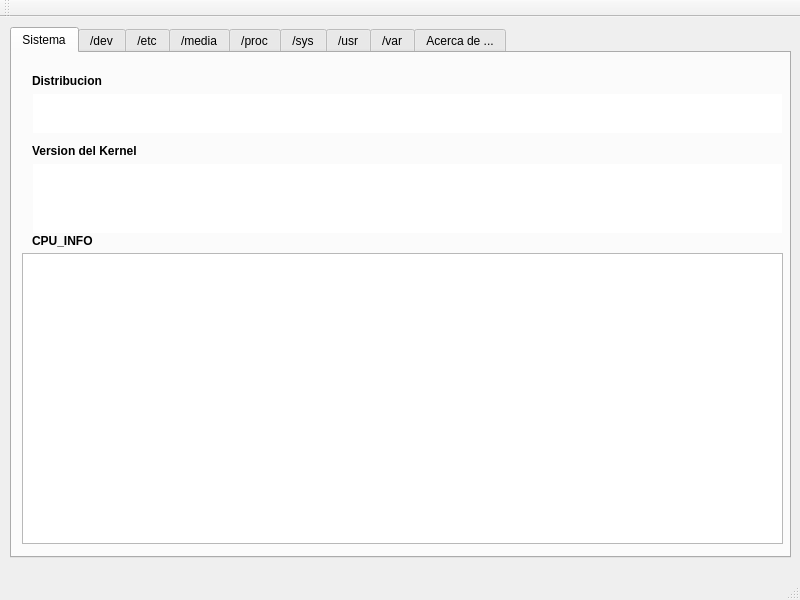
Old version of the form proyectos/Penserbjorne/MonitorSistema/MonitorSistema_Aplicacion/mainwindow.ui in the repository gwolf/clase-sistop-2017-01.
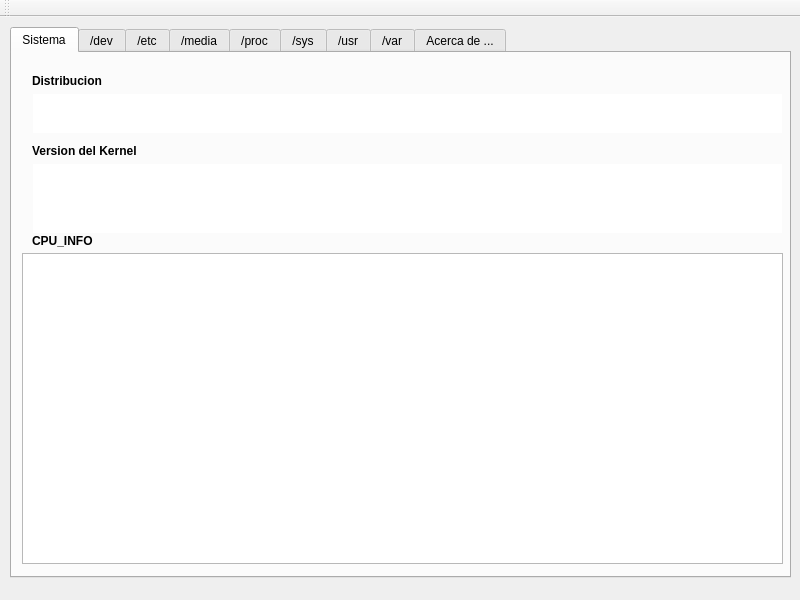
New version of the form. Icons and pictures are not drawn.

The edit to the form file:
```diff
--- a/proyectos/Penserbjorne/MonitorSistema/MonitorSistema_Aplicacion/mainwindow.ui
+++ b/proyectos/Penserbjorne/MonitorSistema/MonitorSistema_Aplicacion/mainwindow.ui
@@ -45,7 +45,7 @@
       <x>10</x>
       <y>10</y>
       <width>781</width>
-      <height>531</height>
+      <height>551</height>
      </rect>
     </property>
     <property name="currentIndex">
@@ -265,7 +265,7 @@
         <x>10</x>
         <y>200</y>
         <width>761</width>
-        <height>291</height>
+        <height>311</height>
        </rect>
       </property>
      </widget>
@@ -651,7 +651,6 @@
     <bool>false</bool>
    </attribute>
   </widget>
-  <widget class="QStatusBar" name="statusBar"/>
  </widget>
  <layoutdefault spacing="6" margin="11"/>
  <resources>
```
